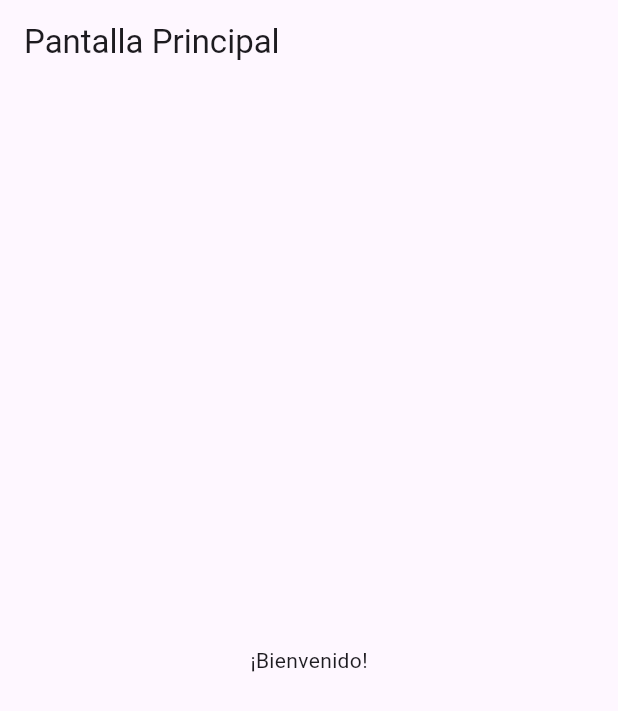
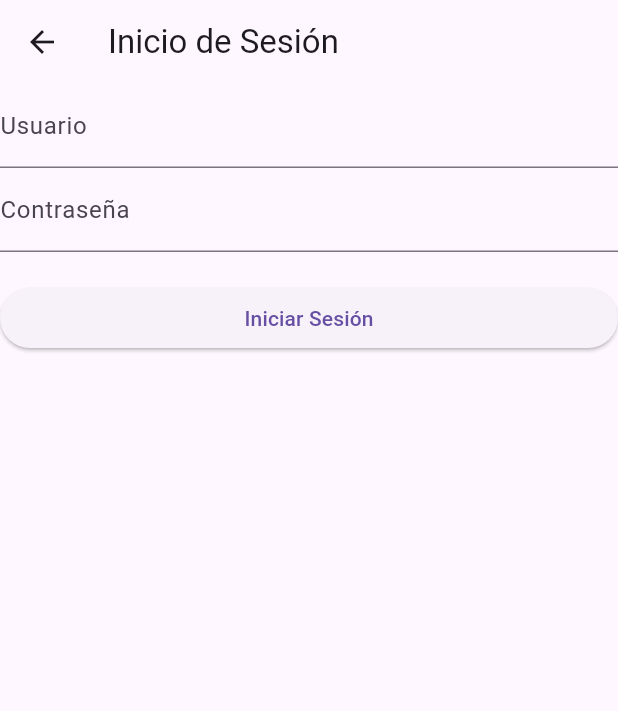
Before and after one commit to OscarDeDiegoSerrano/prova_app, a Flutter app: the screen it shows after launch, after a tap on "Registrarse", on a phone screen of 412 x 824 dp. Shown: the top 711 px of the screen. Run offline on Flutter 3.47's test engine with Material 3 defaults, Android fonts, the light colour scheme and no system bars; our stand-ins replace hive, hive_flutter; accounts and stored records are empty.

Commit message:
Casi finalitzat

```diff
--- a/lib/Pantallas/LogIn.dart
+++ b/lib/Pantallas/LogIn.dart
@@ -1,62 +1,110 @@
 import 'package:flutter/material.dart';
-import 'package:prova_app/Pantallas/database.dart';
-import 'package:prova_app/Pantallas/Pagina_Principal.dart';
+import 'package:hive/hive.dart';
+import 'Pagina_Principal.dart'; // Importa la página principal
+import 'database.dart'; // Importa la clase Database
 
-
-
-class LoginScreen extends StatelessWidget {
-  final TextEditingController _usernameController = TextEditingController();
-  final TextEditingController _passwordController = TextEditingController();
-
+class LoginPage extends StatelessWidget {
   @override
   Widget build(BuildContext context) {
     return Scaffold(
-      appBar: AppBar(title: Text('Inicio de Sesión')),
-      body: Padding(
-        padding: EdgeInsets.all(16.0),
-        child: Column(
-          mainAxisAlignment: MainAxisAlignment.center,
-          children: [
-            TextField(
-              controller: _usernameController,
-              decoration: InputDecoration(labelText: 'Nombre de usuario'),
-            ),
-            TextField(
-              controller: _passwordController,
-              decoration: InputDecoration(labelText: 'Contraseña'),
-              obscureText: true,
-            ),
-            SizedBox(height: 20.0),
-            ElevatedButton(
-              onPressed: () {
-                _login(context);
-              },
-              child: Text('Iniciar Sesión'),
-            ),
-          ],
-        ),
+      appBar: AppBar(
+        title: Text('Inicio de Sesión'),
       ),
+      body: LoginForm(),
     );
   }
+}
 
-  void _login(BuildContext context) async {
-    final username = _usernameController.text;
-    final password = _passwordController.text;
+class LoginForm extends StatefulWidget {
+  @override
+  _LoginFormState createState() => _LoginFormState();
+}
 
-    // Comprobar credenciales en la base de datos
-    final isValid = await Database.instance.logIn(username, password);
+class _LoginFormState extends State<LoginForm> {
+  final _formKey = GlobalKey<FormState>();
+  TextEditingController _usernameController = TextEditingController();
+  TextEditingController _passwordController = TextEditingController();
 
-    if (isValid) {
-      // Credenciales correctas, navegar a la pantalla principal
-      Navigator.pushReplacement(
+  final _boxDeUsuaris = Hive.box("box_de_usuaris");
+  Database bd = Database();
+
+  @override
+  void initState(){
+
+    if (_boxDeUsuaris.get("box_de_usuaris") == null) {
+
+      bd.crearDadesInicials();
+
+    } else {
+
+      bd.carregarDades();
+    }
+
+    super.initState();
+  }
+
+  void ferLogin() {
+    String usernameEscrit = _usernameController.text;
+    String passwordEscrit = _passwordController.text;
+
+    bool credencialesCorrectas = bd.verificarCredenciales(usernameEscrit, passwordEscrit);
+
+    if (credencialesCorrectas) {
+      Navigator.push(
         context,
         MaterialPageRoute(builder: (context) => Pagina_Principal()),
       );
     } else {
-      // Credenciales incorrectas, mostrar mensaje de error
-      ScaffoldMessenger.of(context).showSnackBar(SnackBar(
-        content: Text('Credenciales incorrectas'),
-      ));
+      ScaffoldMessenger.of(context).showSnackBar(
+        SnackBar(
+          content: Text('Usuario o contraseña incorrectos'),
+          duration: Duration(seconds: 2),
+        ),
+      );
     }
   }
+
+
+  @override
+  Widget build(BuildContext context) {
+    return Form(
+      key: _formKey,
+      child: Column(
+        crossAxisAlignment: CrossAxisAlignment.stretch,
+        children: <Widget>[
+          TextFormField(
+            controller: _usernameController,
+            decoration: InputDecoration(
+              labelText: 'Usuario',
+            ),
+            validator: (value) {
+              if (value == null || value.isEmpty) {
+                return 'Por favor ingrese su usuario';
+              }
+              return null;
+            },
+          ),
+          TextFormField(
+            controller: _passwordController,
+            decoration: InputDecoration(
+              labelText: 'Contraseña',
+            ),
+            obscureText: true,
+            validator: (value) {
+              if (value == null || value.isEmpty) {
+                return 'Por favor ingrese su contraseña';
+              }
+              return null;
+            },
+          ),
+          SizedBox(height: 20),
+          ElevatedButton(
+            onPressed: ferLogin,
+
+            child: Text('Iniciar Sesión'),
+          ),
+        ],
+      ),
+    );
+  }
 }
--- a/lib/Pantallas/Registro.dart
+++ b/lib/Pantallas/Registro.dart
@@ -1,10 +1,23 @@
 import 'package:flutter/material.dart';
-import 'package:prova_app/Pantallas/Pagina_Principal.dart'; // Importa la pantalla principal
-import 'package:prova_app/Pantallas/database.dart'; // Importa la clase Database
+import 'package:hive/hive.dart';
+import 'package:prova_app/Pantallas/LogIn.dart';
+import 'package:prova_app/Pantallas/database.dart';
 
-class Registro extends StatelessWidget {
+class Registro extends StatefulWidget {
+  @override
+  State<Registro> createState() => _RegistroState();
+}
+
+class _RegistroState extends State<Registro> {
   final TextEditingController _usernameController = TextEditingController();
+
   final TextEditingController _passwordController = TextEditingController();
+
+  final TextEditingController _nameController = TextEditingController();
+
+  final TextEditingController _apellidoController = TextEditingController();
+
+  final TextEditingController _telefonoController = TextEditingController();
 
   @override
   Widget build(BuildContext context) {
@@ -20,6 +33,18 @@ class Registro extends StatelessWidget {
               decoration: InputDecoration(labelText: 'Nombre de usuario'),
             ),
             TextField(
+              controller: _nameController,
+              decoration: InputDecoration(labelText: 'Nombre'),
+            ),
+            TextField(
+              controller: _apellidoController,
+              decoration: InputDecoration(labelText: 'Apellido'),
+            ),
+            TextField(
+              controller: _telefonoController,
+              decoration: InputDecoration(labelText: 'Telefono'),
+            ),
+            TextField(
               controller: _passwordController,
               decoration: InputDecoration(labelText: 'Contraseña'),
               obscureText: true,
@@ -27,7 +52,7 @@ class Registro extends StatelessWidget {
             SizedBox(height: 20.0),
             ElevatedButton(
               onPressed: () {
-                _registerUser(context); // Llama al método para registrar al usuario
+                _registerUser(context);
               },
               child: Text('Registrarse'),
             ),
@@ -37,20 +62,40 @@ class Registro extends StatelessWidget {
     );
   }
 
+  final _boxDeUsuaris = Hive.box("box_de_usuaris");
+
+   Database bd = Database();
+
+  @override
+  void initState(){
+    if (_boxDeUsuaris.get("box_de_usuaris") == null) {
+
+        bd.crearDadesInicials();
+
+      } else {
+
+        bd.carregarDades();
+      }
+
+      super.initState();
+
+    }
+
   void _registerUser(BuildContext context) async {
     final username = _usernameController.text;
     final password = _passwordController.text;
+    final name = _nameController.text;
+    final apellido = _apellidoController.text;
+    final telefono = _telefonoController.text;
 
-    // Acceder a la instancia de Database
-    final databaseInstance = Database.instance;
 
-    // Guardar datos en la base de datos
-    await databaseInstance.insertUser(username, password);
+    bd.llistaUsuaris.add([username, password, name, apellido, telefono]);
+    bd.actualitzarDades();
 
-    // Navegar a la pantalla principal
-    Navigator.pushReplacement(
+    // Una vez registrado exitosamente, redirige al usuario a la página de inicio de sesión
+    Navigator.push(
       context,
-      MaterialPageRoute(builder: (context) => Pagina_Principal()), // Usa PaginaPrincipal en lugar de Pagina_Principal
+      MaterialPageRoute(builder: (context) => LoginPage()), // Redirige a la página de inicio de sesión
     );
   }
 }
--- a/lib/Pantallas/database.dart
+++ b/lib/Pantallas/database.dart
@@ -1,35 +1,28 @@
 import 'package:hive/hive.dart';
 
 class Database {
-  final Box _box;
-
-  static Database? _instance;
-
-  Database._(this._box);
-
-  static Database get instance {
-    _instance ??= Database._(Hive.box("box_de_tasques"));
-    return _instance!;
-  }
-
-  // Método para insertar un usuario en la base de datos
-  Future<void> insertUser(String username, String password) async {
-  }
-
-  // Método para el inicio de sesión de usuarios
-  Future<bool> logIn(String username, String password) async {
-    return true;
-  }
+    List llistaUsuaris = [];
+    final _boxDeUsuaris = Hive.box("box_de_usuaris");
 
     void crearDadesInicials() {
-    // Lógica para crear datos iniciales
+      llistaUsuaris = [
+        ["admin", "123", "admin", "admin", "123"],
+      ];
     }
 
     void carregarDades() {
-    // Lógica para cargar datos
+
+      llistaUsuaris = _boxDeUsuaris.get("box_de_usuaris");
     }
 
     void actualitzarDades() {
-    // Lógica para actualizar datos
+
+      _boxDeUsuaris.put("box_de_usuaris", llistaUsuaris);
+    }
+
+    bool verificarCredenciales(
+      String username, String password) {
+      String? _passwordController = _boxDeUsuaris.get(username);
+      return _passwordController != null && _passwordController == password;
     }
   }
--- a/lib/main.dart
+++ b/lib/main.dart
@@ -5,7 +5,7 @@ import 'package:prova_app/Pantallas/Registro.dart';
 void main() async {
   WidgetsFlutterBinding.ensureInitialized();
   await Hive.initFlutter();
-  var box = await Hive.openBox("box");
+  var box = await Hive.openBox("box_de_usuaris");
   runApp(MyApp());
 }
 
```
Also changed, not shown: lib/Componentes/appbar.dart (added, +25 -0 lines), lib/Componentes/draw.dart (added, +54 -0 lines), 1 other file. Lines whose indentation alone changed are shown as unchanged.
